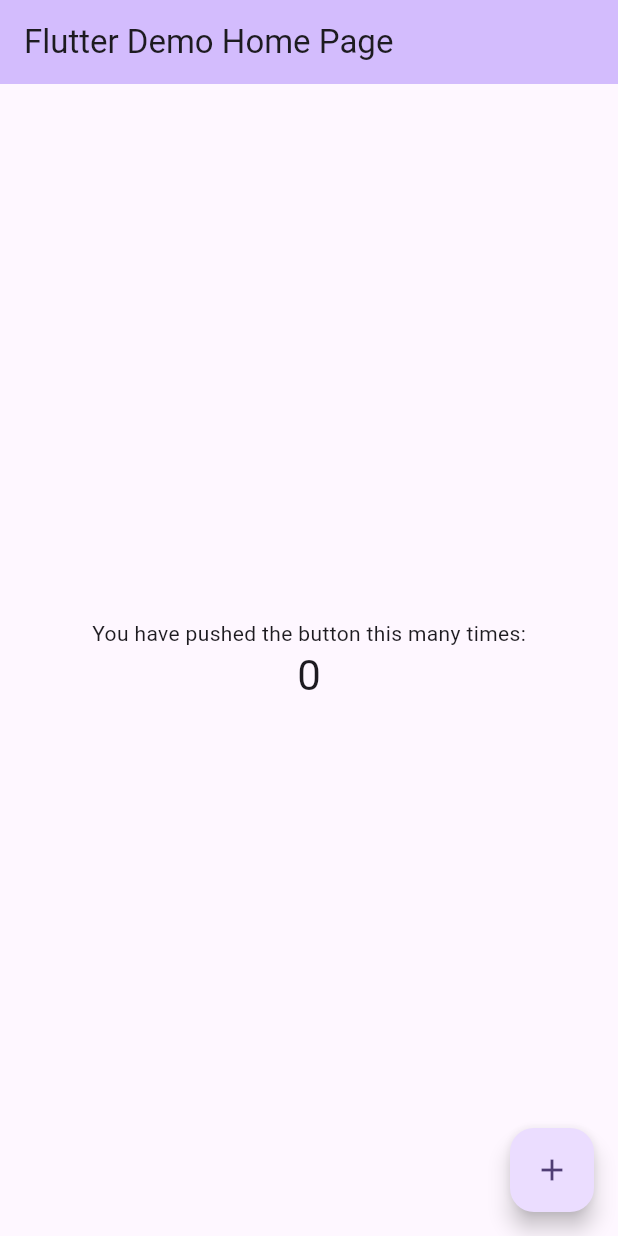
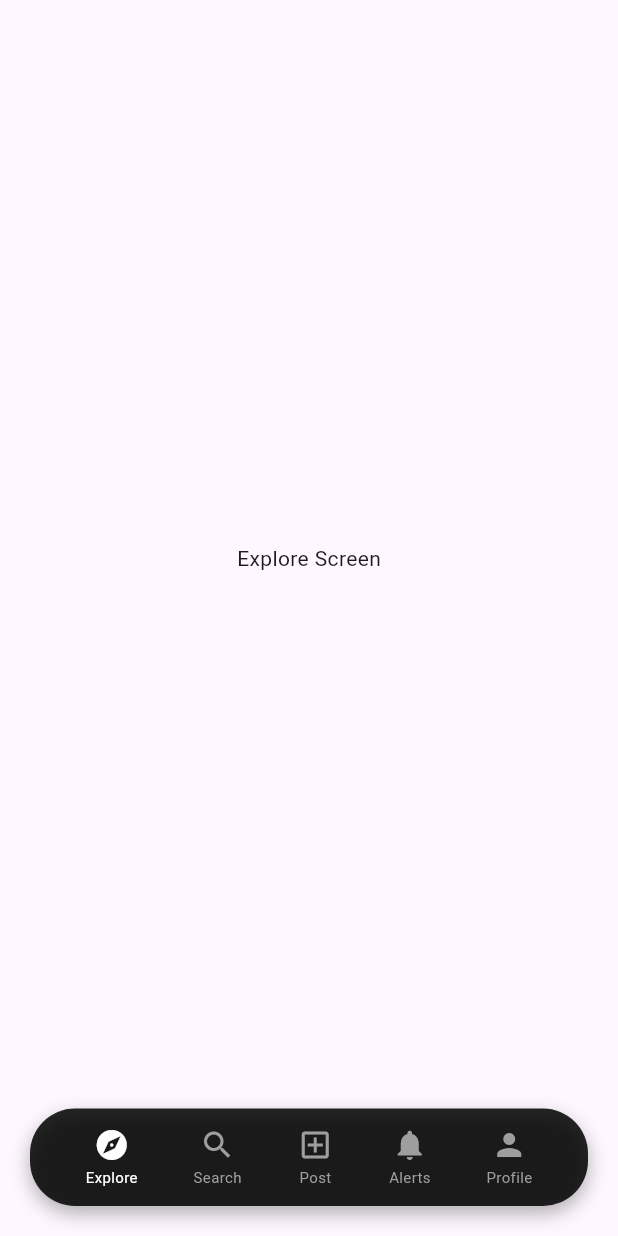
Before and after one commit to mahsaarp/Mora, a Flutter app: the screen it shows after launch, on a phone screen of 412 x 824 dp. Run offline on Flutter 3.47's test engine with Material 3 defaults, Android fonts, the phone set to English and light mode, and no system bars.

Commit message:
added main screen

```diff
--- a/frontend/lib/main.dart
+++ b/frontend/lib/main.dart
@@ -1,4 +1,5 @@
 import 'package:flutter/material.dart';
+import 'screens/main_screen.dart';
 
 void main() {
   runApp(const MyApp());
@@ -7,116 +8,16 @@ void main() {
 class MyApp extends StatelessWidget {
   const MyApp({super.key});
 
-  // This widget is the root of your application.
   @override
   Widget build(BuildContext context) {
     return MaterialApp(
-      title: 'Flutter Demo',
+      debugShowCheckedModeBanner: false,
+      title: 'Mora',
       theme: ThemeData(
-        // This is the theme of your application.
-        //
-        // TRY THIS: Try running your application with "flutter run". You'll see
-        // the application has a purple toolbar. Then, without quitting the app,
-        // try changing the seedColor in the colorScheme below to Colors.green
-        // and then invoke "hot reload" (save your changes or press the "hot
-        // reload" button in a Flutter-supported IDE, or press "r" if you used
-        // the command line to start the app).
-        //
-        // Notice that the counter didn't reset back to zero; the application
-        // state is not lost during the reload. To reset the state, use hot
-        // restart instead.
-        //
-        // This works for code too, not just values: Most code changes can be
-        // tested with just a hot reload.
-        colorScheme: .fromSeed(seedColor: Colors.deepPurple),
+        colorScheme: ColorScheme.fromSeed(seedColor: Colors.deepPurple),
+        useMaterial3: true,
       ),
-      home: const MyHomePage(title: 'Flutter Demo Home Page'),
+      home: const MainScreen(),
     );
   }
 }
-
-class MyHomePage extends StatefulWidget {
-  const MyHomePage({super.key, required this.title});
-
-  // This widget is the home page of your application. It is stateful, meaning
-  // that it has a State object (defined below) that contains fields that affect
-  // how it looks.
-
-  // This class is the configuration for the state. It holds the values (in this
-  // case the title) provided by the parent (in this case the App widget) and
-  // used by the build method of the State. Fields in a Widget subclass are
-  // always marked "final".
-
-  final String title;
-
-  @override
-  State<MyHomePage> createState() => _MyHomePageState();
-}
-
-class _MyHomePageState extends State<MyHomePage> {
-  int _counter = 0;
-
-  void _incrementCounter() {
-    setState(() {
-      // This call to setState tells the Flutter framework that something has
-      // changed in this State, which causes it to rerun the build method below
-      // so that the display can reflect the updated values. If we changed
-      // _counter without calling setState(), then the build method would not be
-      // called again, and so nothing would appear to happen.
-      _counter++;
-    });
-  }
-
-  @override
-  Widget build(BuildContext context) {
-    // This method is rerun every time setState is called, for instance as done
-    // by the _incrementCounter method above.
-    //
-    // The Flutter framework has been optimized to make rerunning build methods
-    // fast, so that you can just rebuild anything that needs updating rather
-    // than having to individually change instances of widgets.
-    return Scaffold(
-      appBar: AppBar(
-        // TRY THIS: Try changing the color here to a specific color (to
-        // Colors.amber, perhaps?) and trigger a hot reload to see the AppBar
-        // change color while the other colors stay the same.
-        backgroundColor: Theme.of(context).colorScheme.inversePrimary,
-        // Here we take the value from the MyHomePage object that was created by
-        // the App.build method, and use it to set our appbar title.
-        title: Text(widget.title),
-      ),
-      body: Center(
-        // Center is a layout widget. It takes a single child and positions it
-        // in the middle of the parent.
-        child: Column(
-          // Column is also a layout widget. It takes a list of children and
-          // arranges them vertically. By default, it sizes itself to fit its
-          // children horizontally, and tries to be as tall as its parent.
-          //
-          // Column has various properties to control how it sizes itself and
-          // how it positions its children. Here we use mainAxisAlignment to
-          // center the children vertically; the main axis here is the vertical
-          // axis because Columns are vertical (the cross axis would be
-          // horizontal).
-          //
-          // TRY THIS: Invoke "debug painting" (choose the "Toggle Debug Paint"
-          // action in the IDE, or press "p" in the console), to see the
-          // wireframe for each widget.
-          mainAxisAlignment: .center,
-          children: [
-            const Text('You have pushed the button this many times:'),
-            Text(
-              '$_counter',
-              style: Theme.of(context).textTheme.headlineMedium,
-            ),
-          ],
-        ),
-      ),
-      floatingActionButton: FloatingActionButton(
-        onPressed: _incrementCounter,
-        tooltip: 'Increment',
-        child: const Icon(Icons.add),
-      ),
-    );
-  }
-}
--- /dev/null
+++ b/frontend/lib/screens/main_screen.dart
@@ -0,0 +1,93 @@
+import 'package:flutter/material.dart';
+
+class MainScreen extends StatefulWidget {
+  const MainScreen({super.key});
+
+  @override
+  State<MainScreen> createState() => _MainScreenState();
+}
+
+class _MainScreenState extends State<MainScreen> {
+  int _currentIndex = 0;
+
+  final List<Widget> _screens = [
+    const Center(child: Text("Explore Screen")),
+    const Center(child: Text("Search Screen")),
+    const Center(child: Text("Create Post Screen")),
+    const Center(child: Text("Notifications Screen")),
+    const Center(child: Text("Profile Screen")),
+  ];
+
+  @override
+  Widget build(BuildContext context) {
+    return Scaffold(
+      body: Stack(
+        children: [
+          Padding(
+            padding: const EdgeInsets.only(bottom: 80.0),
+            child: _screens[_currentIndex],
+          ),
+
+          Positioned(
+            bottom: 20,
+            left: 20,
+            right: 20,
+            child: Container(
+              height: 65,
+              decoration: BoxDecoration(
+                color: Colors.black.withOpacity(0.85),
+                borderRadius: BorderRadius.circular(30),
+                boxShadow: [
+                  BoxShadow(
+                    color: Colors.black.withOpacity(0.3),
+                    blurRadius: 10,
+                    offset: const Offset(0, 5),
+                  ),
+                ],
+              ),
+              child: Row(
+                mainAxisAlignment: MainAxisAlignment.spaceEvenly,
+                children: [
+                  _buildNavItem(Icons.explore, "Explore", 0),
+                  _buildNavItem(Icons.search, "Search", 1),
+                  _buildNavItem(Icons.add_box_outlined, "Post", 2),
+                  _buildNavItem(Icons.notifications, "Alerts", 3),
+                  _buildNavItem(Icons.person, "Profile", 4),
+                ],
+              ),
+            ),
+          ),
+        ],
+      ),
+    );
+  }
+
+  Widget _buildNavItem(IconData icon, String label, int index) {
+    final bool isSelected = _currentIndex == index;
+    return GestureDetector(
+      onTap: () {
+        setState(() {
+          _currentIndex = index;
+        });
+      },
+      child: Column(
+        mainAxisAlignment: MainAxisAlignment.center,
+        children: [
+          Icon(
+            icon,
+            color: isSelected ? Colors.white : Colors.grey,
+            size: 24,
+          ),
+          const SizedBox(height: 2),
+          Text(
+            label,
+            style: TextStyle(
+              color: isSelected ? Colors.white : Colors.grey,
+              fontSize: 10,
+            ),
+          ),
+        ],
+      ),
+    );
+  }
+}
```
